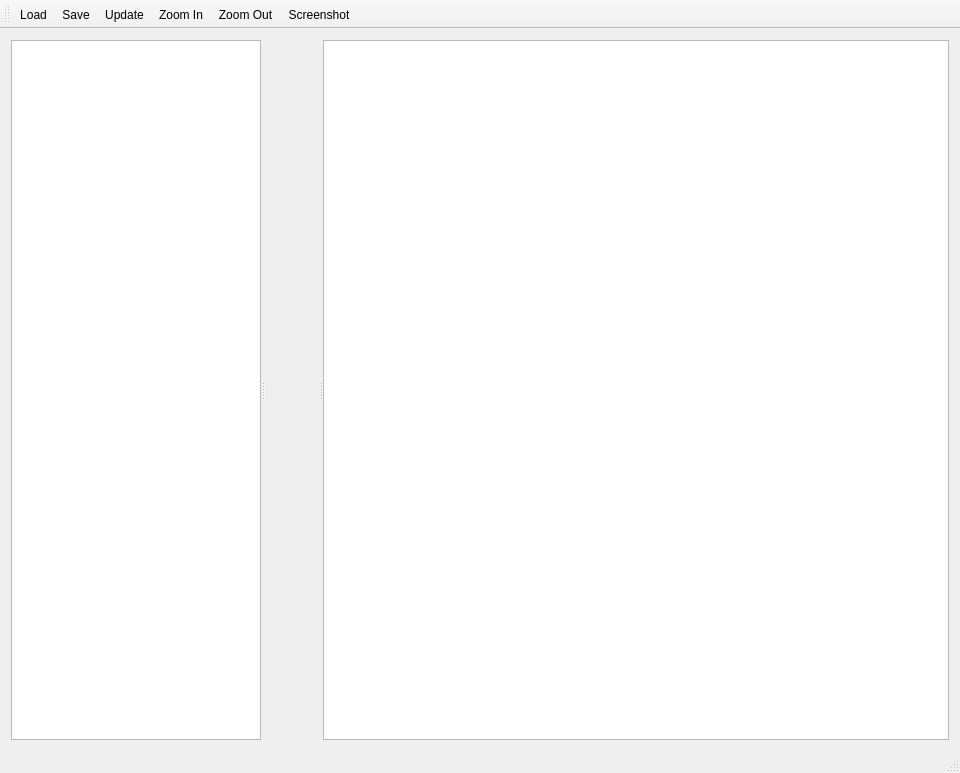
Above: mainwindow.ui from gamoeba/stagehand before the change. Below: the same form after it.
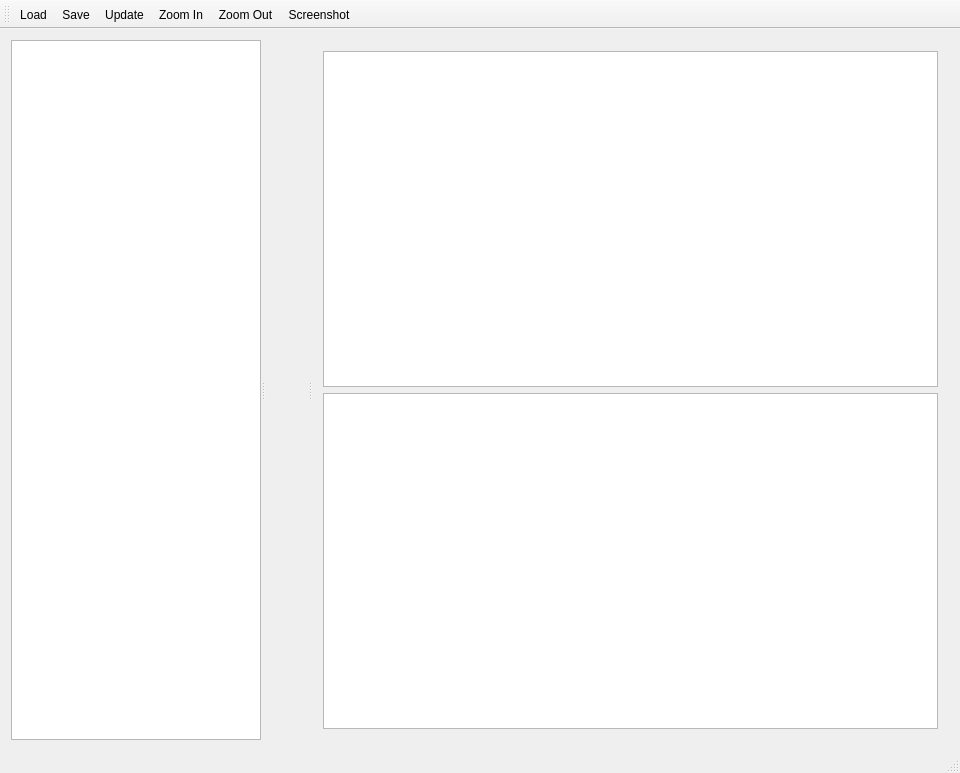
That is the form after the change.

What changed in the file:
```diff
--- a/mainwindow.ui
+++ b/mainwindow.ui
@@ -58,19 +58,22 @@
       <widget class="QWidget" name="gridLayoutWidget">
        <layout class="QGridLayout" name="glWidget"/>
       </widget>
+      <widget class="QWidget" name="verticalLayoutWidget">
+       <layout class="QVBoxLayout" name="verticalLayout_4">
+        <item>
+         <widget class="QTableView" name="tableViewUpdate"/>
+        </item>
+        <item>
       <widget class="QTableView" name="tableView">
-       <property name="sizePolicy">
-        <sizepolicy hsizetype="MinimumExpanding" vsizetype="Expanding">
-         <horstretch>0</horstretch>
-         <verstretch>0</verstretch>
-        </sizepolicy>
-       </property>
        <property name="minimumSize">
         <size>
-         <width>200</width>
+            <width>300</width>
          <height>0</height>
         </size>
        </property>
+         </widget>
+        </item>
+       </layout>
       </widget>
      </widget>
     </item>
```
Lines whose indentation alone changed are shown as unchanged.
